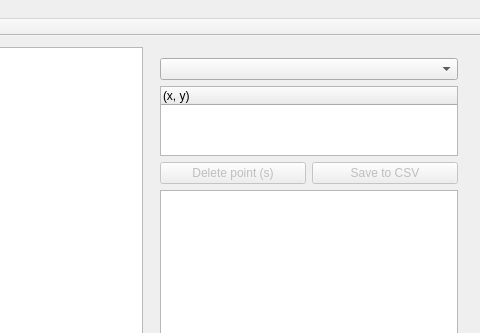
Qt form mainwindow.ui (jonperdomo/polytracker) before a commit; both pictures show x 223 to 703 and y 0 to 333 of the 703 by 434 pixel window.
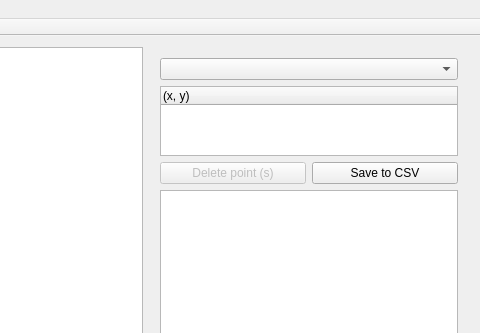
The same form after that commit. Custom widgets are drawn as their Qt base class.

Commit message: Added save file dialog for CSV.

```diff
--- a/mainwindow.ui
+++ b/mainwindow.ui
@@ -10,7 +10,7 @@
     <x>0</x>
     <y>0</y>
     <width>703</width>
-    <height>383</height>
+    <height>428</height>
    </rect>
   </property>
   <property name="windowTitle">
@@ -98,7 +98,7 @@
          <item>
           <widget class="QPushButton" name="saveButton">
            <property name="enabled">
-            <bool>false</bool>
+            <bool>true</bool>
            </property>
            <property name="text">
             <string>Save to CSV</string>
```
The commit also changes 2 other files.
